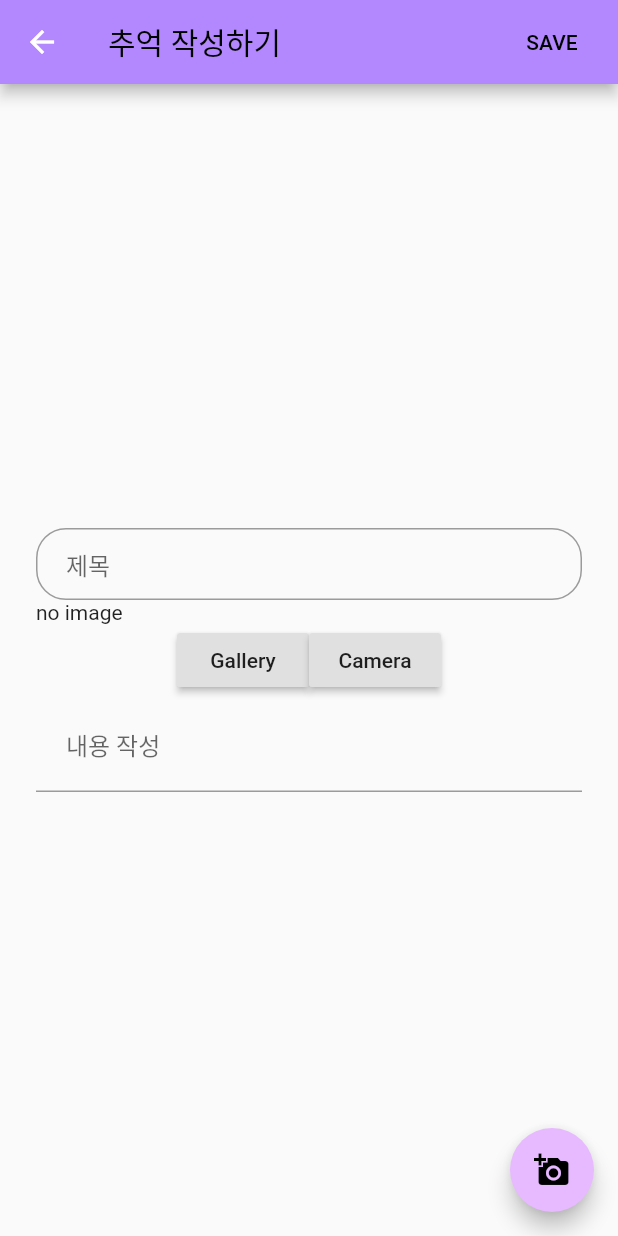
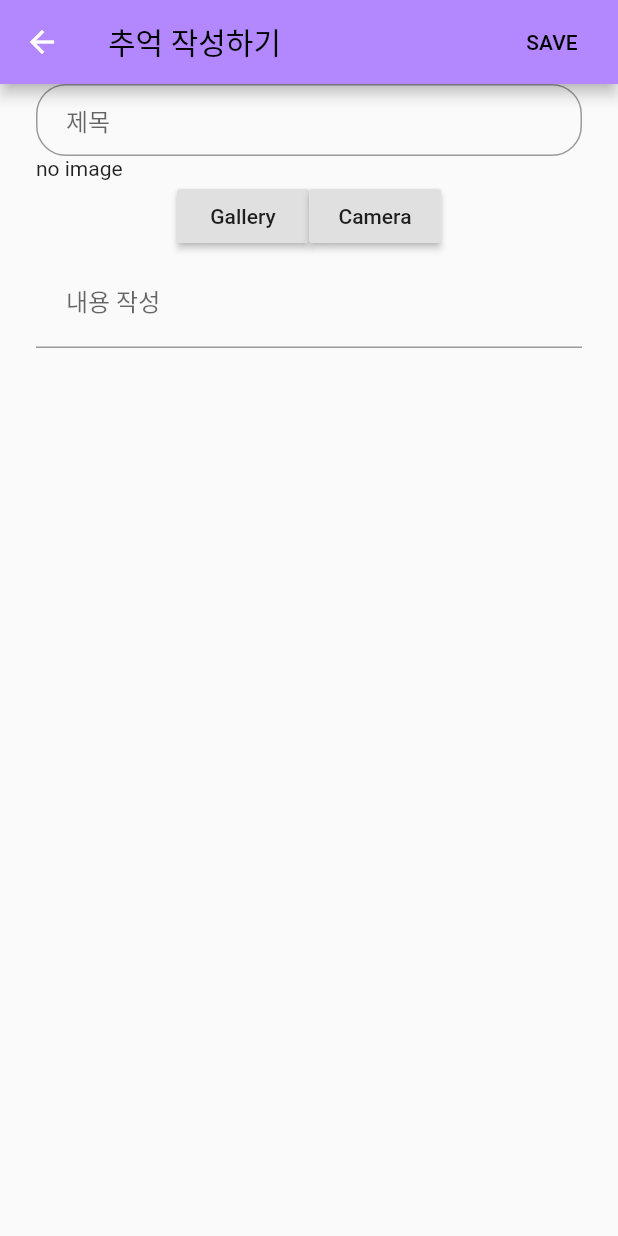
Before and after one commit to dsc-sookmyung/2021-SeNaJooNa-OurStory, a Flutter app: the CreateDiaryScreen screen opened directly, on a phone screen of 412 x 824 dp. Run offline on Flutter 3.47's test engine with Material 2 defaults, Android fonts, the phone set to English and light mode, and no system bars; our stand-ins replace carousel_slider, cloud_firestore, firebase_auth, firebase_core, firebase_storage, google_sign_in and 1 more; accounts and stored records are empty.

Commit message:
Update create_diary_screen.dart

```diff
--- a/lib/screens/create_diary_screen.dart
+++ b/lib/screens/create_diary_screen.dart
@@ -60,13 +60,17 @@ class _CreateDiaryScreenState extends State<CreateDiaryScreen> {
           ),
         ],
       ),
-      body: Padding(
+      body: SingleChildScrollView(
+          child: Column(children: <Widget>[
+        Padding(
           padding: EdgeInsets.symmetric(horizontal: 24.0),
           child: Column(
             mainAxisAlignment: MainAxisAlignment.center,
             crossAxisAlignment: CrossAxisAlignment.stretch,
             children: <Widget>[
               TextField(
+                minLines: 1,
+                maxLines: 2,
                 onChanged: (value) {
                   diaryTitle = value;
                 },
@@ -83,8 +87,12 @@ class _CreateDiaryScreenState extends State<CreateDiaryScreen> {
                   ),
                 ),
               ),
-            _image == null ? Text('no image') : Image.file(_image),
-            Row(mainAxisAlignment: MainAxisAlignment.center, children: <Widget>[
+              _image == null
+                  ? Text('no image')
+                  : Image.file(_image, height: 200),
+              Row(
+                  mainAxisAlignment: MainAxisAlignment.center,
+                  children: <Widget>[
                     RaisedButton(
                       child: Text('Gallery'),
                       onPressed: () {
@@ -105,6 +113,8 @@ class _CreateDiaryScreenState extends State<CreateDiaryScreen> {
                     )
                   ]),
               TextField(
+                minLines: 1,
+                maxLines: 4,
                 onChanged: (value) {
                   diaryContent = value;
                 },
@@ -120,12 +130,7 @@ class _CreateDiaryScreenState extends State<CreateDiaryScreen> {
             ],
           ),
         ),
-      floatingActionButton: FloatingActionButton(
-        backgroundColor: kPLightColor,
-        foregroundColor: Colors.black,
-        onPressed: _getImage,
-        child: Icon(Icons.add_a_photo),
-      ),
+      ])),
     );
   }
 
```
Lines whose indentation alone changed are shown as unchanged.
